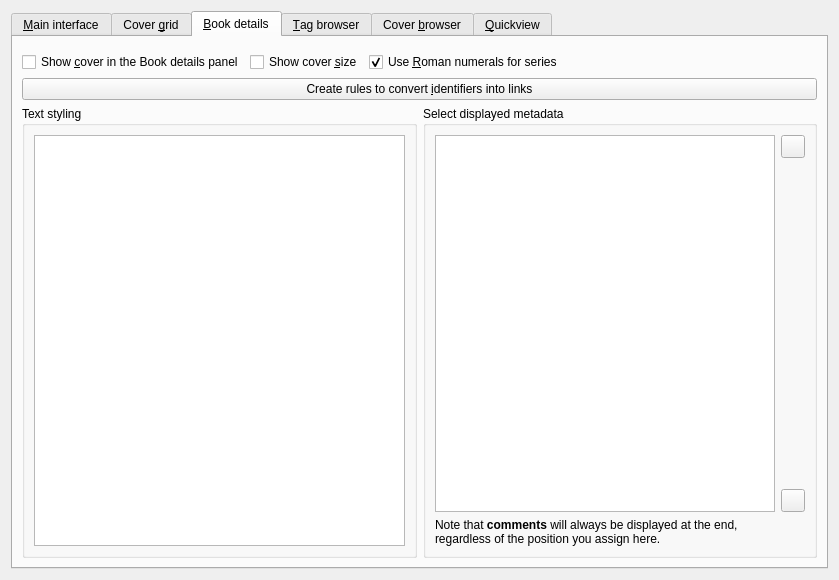
This is src/calibre/gui2/preferences/look_feel.ui in debian-calibre/calibre as Qt 5 draws it before an edit. The edited form follows.
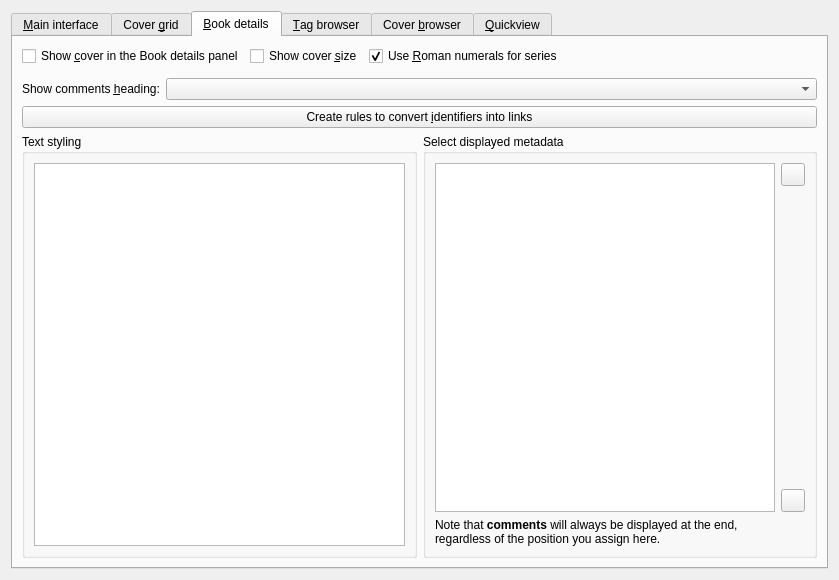
This is the edited form. The open tabs and pages were chosen to show the change. Icons and pictures are not drawn. Custom widgets are drawn as their Qt base class.

```diff
--- a/src/calibre/gui2/preferences/look_feel.ui
+++ b/src/calibre/gui2/preferences/look_feel.ui
@@ -726,52 +726,27 @@
       <attribute name="title">
        <string>&amp;Book details</string>
       </attribute>
-      <layout class="QGridLayout" name="gridLayout_12">
+      <layout class="QGridLayout" name="gridLayout_6">
+       <item row="6" column="0">
+        <widget class="QGroupBox" name="groupBox_5">
+         <property name="title">
+          <string>Text styling</string>
+         </property>
+         <layout class="QVBoxLayout" name="verticalLayout_3">
+          <item>
+           <widget class="QPlainTextEdit" name="opt_book_details_css"/>
+          </item>
+         </layout>
+        </widget>
+       </item>
+       <item row="5" column="0" colspan="2">
+        <widget class="QPushButton" name="id_links_button">
+         <property name="text">
+          <string>Create rules to convert &amp;identifiers into links</string>
+         </property>
+        </widget>
+       </item>
        <item row="1" column="0" colspan="2">
-        <layout class="QHBoxLayout">
-         <item>
-          <widget class="QCheckBox" name="opt_bd_show_cover">
-           <property name="text">
-            <string>Show &amp;cover in the Book details panel</string>
-           </property>
-          </widget>
-         </item>
-         <item>
-          <widget class="QCheckBox" name="opt_bd_overlay_cover_size">
-           <property name="toolTip">
-            <string>Show the size of the book's cover in pixels</string>
-           </property>
-           <property name="text">
-            <string>Show cover &amp;size</string>
-           </property>
-          </widget>
-         </item>
-         <item>
-          <widget class="QCheckBox" name="opt_use_roman_numerals_for_series_number">
-           <property name="text">
-            <string>Use &amp;Roman numerals for series</string>
-           </property>
-           <property name="checked">
-            <bool>true</bool>
-           </property>
-          </widget>
-         </item>
-         <item>
-          <spacer name="horizontalSpacer_bd1">
-           <property name="orientation">
-            <enum>Qt::Horizontal</enum>
-           </property>
-           <property name="sizeHint" stdset="0">
-            <size>
-             <width>20</width>
-             <height>0</height>
-            </size>
-           </property>
-          </spacer>
-         </item>
-        </layout>
-       </item>
-       <item row="0" column="0" colspan="2">
         <widget class="QWidget" name="default_author_link_container" native="true">
          <property name="sizePolicy">
           <sizepolicy hsizetype="Preferred" vsizetype="Maximum">
@@ -781,26 +756,7 @@
          </property>
         </widget>
        </item>
-       <item row="2" column="0" colspan="2">
-        <widget class="QPushButton" name="id_links_button">
-         <property name="text">
-          <string>Create rules to convert &amp;identifiers into links</string>
-         </property>
-        </widget>
-       </item>
-       <item row="3" column="0">
-        <widget class="QGroupBox" name="groupBox_5">
-         <property name="title">
-          <string>Text styling</string>
-         </property>
-         <layout class="QVBoxLayout" name="verticalLayout_3">
-          <item>
-           <widget class="QPlainTextEdit" name="opt_book_details_css"/>
-          </item>
-         </layout>
-        </widget>
-       </item>
-       <item row="3" column="1">
+       <item row="6" column="1">
         <widget class="QGroupBox" name="groupBox">
          <property name="title">
           <string>Select displayed metadata</string>
@@ -861,6 +817,74 @@
          </layout>
         </widget>
        </item>
+       <item row="0" column="0" colspan="2">
+        <layout class="QHBoxLayout">
+         <item>
+          <widget class="QCheckBox" name="opt_bd_show_cover">
+           <property name="text">
+            <string>Show &amp;cover in the Book details panel</string>
+           </property>
+          </widget>
+         </item>
+         <item>
+          <widget class="QCheckBox" name="opt_bd_overlay_cover_size">
+           <property name="toolTip">
+            <string>Show the size of the book's cover in pixels</string>
+           </property>
+           <property name="text">
+            <string>Show cover &amp;size</string>
+           </property>
+          </widget>
+         </item>
+         <item>
+          <widget class="QCheckBox" name="opt_use_roman_numerals_for_series_number">
+           <property name="text">
+            <string>Use &amp;Roman numerals for series</string>
+           </property>
+           <property name="checked">
+            <bool>true</bool>
+           </property>
+          </widget>
+         </item>
+         <item>
+          <spacer name="horizontalSpacer_bd1">
+           <property name="orientation">
+            <enum>Qt::Horizontal</enum>
+           </property>
+           <property name="sizeHint" stdset="0">
+            <size>
+             <width>20</width>
+             <height>0</height>
+            </size>
+           </property>
+          </spacer>
+         </item>
+        </layout>
+       </item>
+       <item row="4" column="0" colspan="2">
+        <layout class="QHBoxLayout" name="horizontalLayout_2">
+         <item>
+          <widget class="QLabel" name="label_25">
+           <property name="text">
+            <string>Show comments &amp;heading:</string>
+           </property>
+           <property name="buddy">
+            <cstring>opt_book_details_comments_heading_pos</cstring>
+           </property>
+          </widget>
+         </item>
+         <item>
+          <widget class="QComboBox" name="opt_book_details_comments_heading_pos">
+           <property name="sizePolicy">
+            <sizepolicy hsizetype="Expanding" vsizetype="Fixed">
+             <horstretch>0</horstretch>
+             <verstretch>0</verstretch>
+            </sizepolicy>
+           </property>
+          </widget>
+         </item>
+        </layout>
+       </item>
       </layout>
      </widget>
      <widget class="QWidget" name="tag_browser_tab">
```
Left out of the diff: 2 changed lines with no effect on the pictures.
